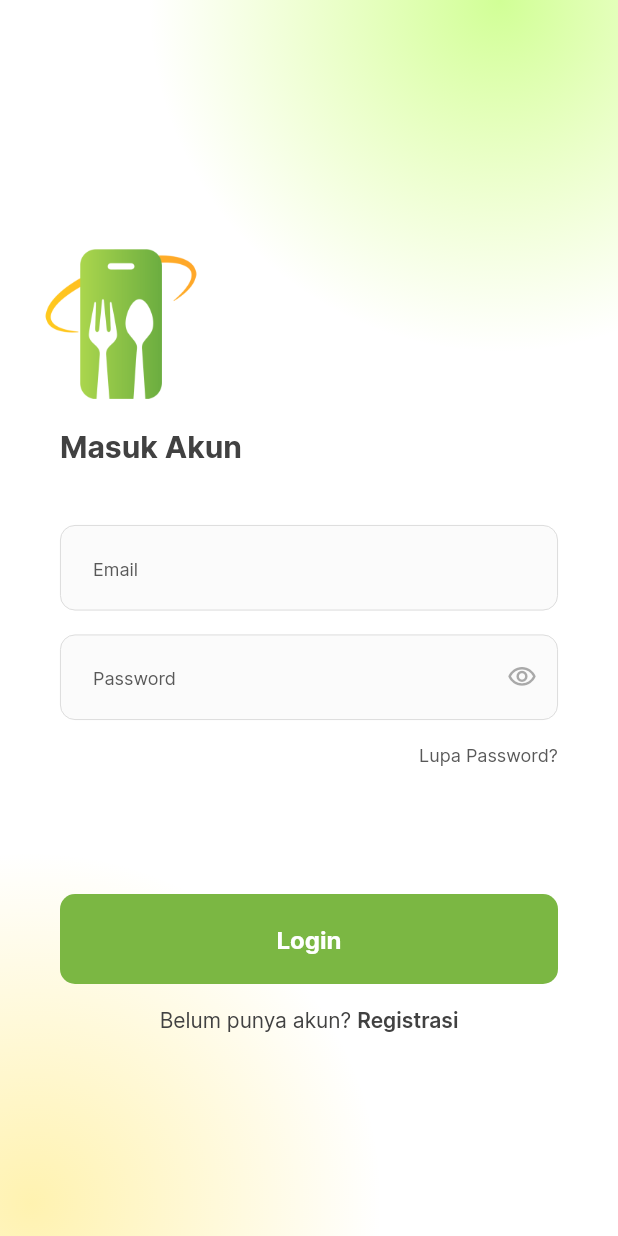
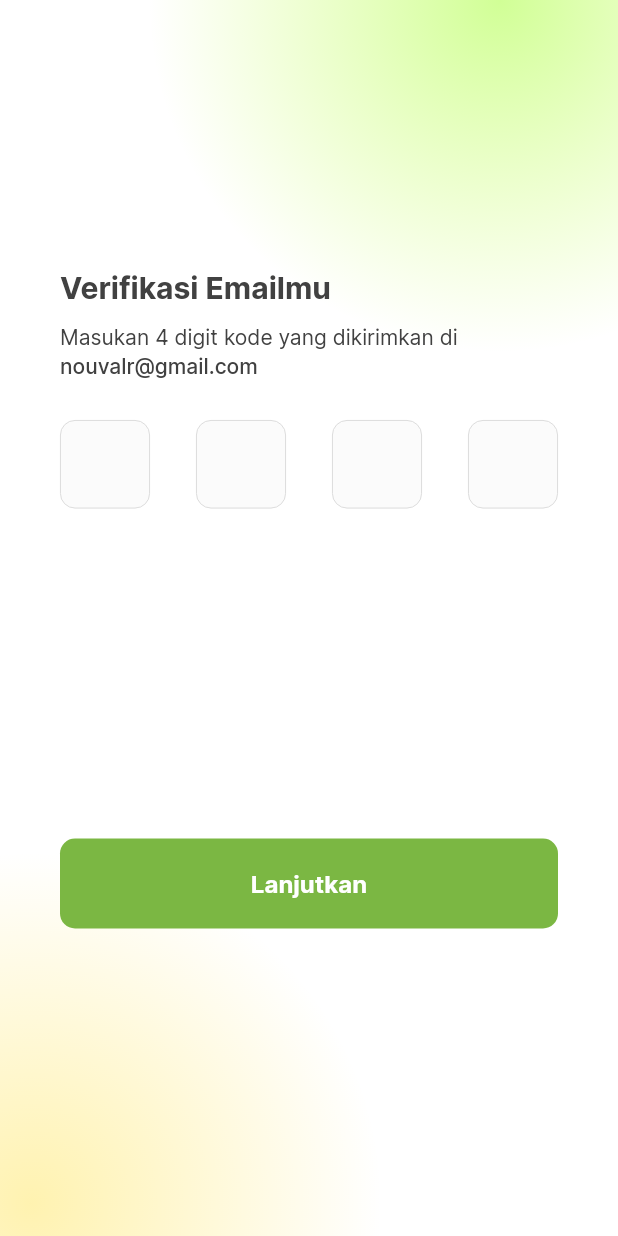
Before and after one commit to nouvalrz/kateringku_mobile, a Flutter app: the screen it shows after launch, on a phone screen of 412 x 824 dp. Run offline on Flutter 3.47's test engine with Material 2 defaults, Android fonts, the phone set to English and light mode, and no system bars; our stand-ins replace flutter_svg, get, shared_preferences.

Commit message:
Create otp validation screen

```diff
--- a/lib/main.dart
+++ b/lib/main.dart
@@ -1,6 +1,6 @@
 import 'package:flutter/material.dart';
 import 'package:flutter/services.dart';
-import 'package:kateringku_mobile/screens/authentication/authentication_view.dart';
+import 'package:kateringku_mobile/screens/otp/otp_validation_view.dart';
 // ignore: unused_import
 import 'package:kateringku_mobile/themes/app_theme.dart';
 import 'helpers/dependencies.dart' as dep;
@@ -21,7 +21,7 @@
   Widget build(BuildContext context) {
     return MaterialApp(
       theme: AppTheme.theme,
-      home: const AuthenticationView(),
+      home: const OtpValidationView(),
     );
   }
 }
--- /dev/null
+++ b/lib/screens/otp/otp_validation_view.dart
@@ -0,0 +1,121 @@
+import 'package:flutter/material.dart';
+import 'package:flutter/services.dart';
+import 'package:flutter_svg/flutter_svg.dart';
+import 'package:kateringku_mobile/components/primary_button.dart';
+import 'package:kateringku_mobile/themes/app_theme.dart';
+
+import '../../constants/vector_path.dart';
+
+class OtpValidationView extends StatefulWidget {
+  const OtpValidationView({Key? key}) : super(key: key);
+
+  @override
+  State<OtpValidationView> createState() => _OtpValidationViewState();
+}
+
+class _OtpValidationViewState extends State<OtpValidationView> {
+  @override
+  Widget build(BuildContext context) {
+    return Scaffold(
+        body: Stack(children: [
+      Align(
+        child: SvgPicture.asset(VectorPath.orangeRadial),
+        alignment: Alignment.bottomLeft,
+      ),
+      Align(
+        child: SvgPicture.asset(VectorPath.greenRadial),
+        alignment: Alignment.topRight,
+      ),
+      Padding(
+        padding: const EdgeInsets.only(left: 40, right: 40, top: 180),
+        child: Column(
+          crossAxisAlignment: CrossAxisAlignment.start,
+          children: [
+            Text(
+              'Verifikasi Emailmu',
+              style: AppTheme.textTheme.titleLarge,
+            ),
+            Padding(
+              padding: const EdgeInsets.only(top: 12),
+              child: Text(
+                'Masukan 4 digit kode yang dikirimkan di',
+                style: AppTheme.textTheme.labelMedium,
+              ),
+            ),
+            Padding(
+              padding: const EdgeInsets.only(top: 2),
+              child: Text(
+                'nouvalr@gmail.com',
+                style: AppTheme.textTheme.labelMedium!
+                    .copyWith(fontWeight: FontWeight.w500),
+              ),
+            ),
+            Padding(
+              padding: const EdgeInsets.only(top: 28),
+              child: Row(
+                children: [
+                  SizedBox(
+                    width: 60,
+                    child: TextFormField(
+                      keyboardType: TextInputType.number,
+                      decoration: const InputDecoration(),
+                      inputFormatters: [LengthLimitingTextInputFormatter(1)],
+                      textAlign: TextAlign.center,
+                      onChanged: (value) {
+                        if (value.length == 1) {
+                          FocusScope.of(context).nextFocus();
+                        }
+                      },
+                    ),
+                  ),
+                  SizedBox(
+                    width: 60,
+                    child: TextFormField(
+                      keyboardType: TextInputType.number,
+                      decoration: const InputDecoration(),
+                      inputFormatters: [LengthLimitingTextInputFormatter(1)],
+                      textAlign: TextAlign.center,
+                      onChanged: (value) {
+                        if (value.length == 1) {
+                          FocusScope.of(context).nextFocus();
+                        }
+                      },
+                    ),
+                  ),
+                  SizedBox(
+                    width: 60,
+                    child: TextFormField(
+                      keyboardType: TextInputType.number,
+                      decoration: const InputDecoration(),
+                      inputFormatters: [LengthLimitingTextInputFormatter(1)],
+                      textAlign: TextAlign.center,
+                      onChanged: (value) {
+                        if (value.length == 1) {
+                          FocusScope.of(context).nextFocus();
+                        }
+                      },
+                    ),
+                  ),
+                  SizedBox(
+                    width: 60,
+                    child: TextFormField(
+                      keyboardType: TextInputType.number,
+                      decoration: const InputDecoration(),
+                      inputFormatters: [LengthLimitingTextInputFormatter(1)],
+                      textAlign: TextAlign.center,
+                    ),
+                  )
+                ],
+                mainAxisAlignment: MainAxisAlignment.spaceBetween,
+              ),
+            ),
+            Padding(
+              padding: const EdgeInsets.only(top: 220),
+              child: PrimaryButton(title: 'Lanjutkan', onTap: () {}),
+            ),
+          ],
+        ),
+      )
+    ]));
+  }
+}
```
